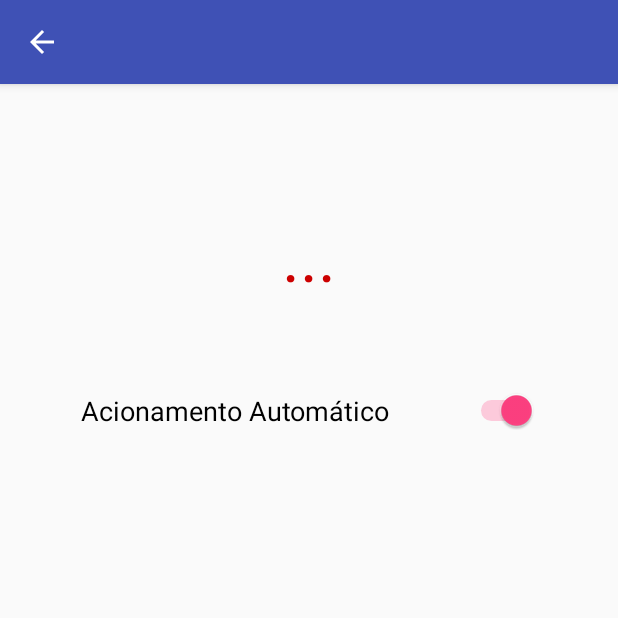
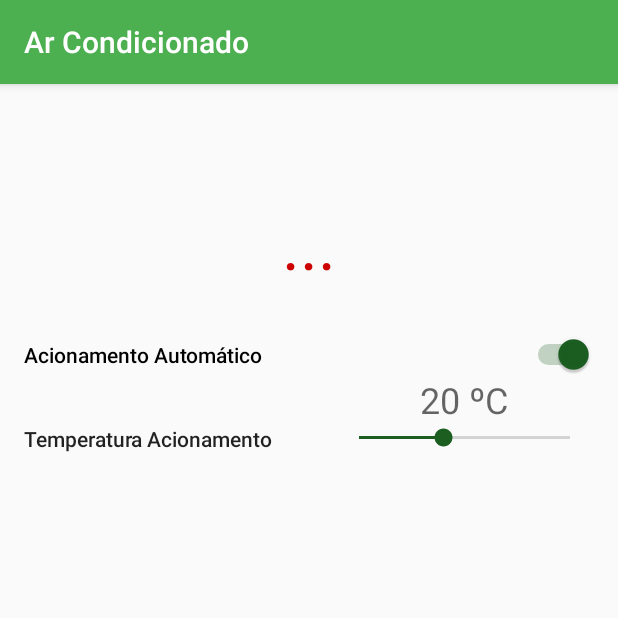
Before and after one commit to brunosavyofs/casa_inteligente, an Android app: the ArCondicionadoActivity screen opened directly, with no data from a screen before it, on a phone screen of 412 x 824 dp, the top half of it. Run offline under Robolectric (Android 15) with nearby library versions, the phone set to English and light mode, and no system bars; libraries missing offline, so code that uses them is left out: org.eclipse.paho; 8 statements that could not run were skipped.

Commit message:
Implementa funcionalidade do alarme no app android.

```diff
--- a/app/src/main/java/com/smarthouse_br/smarthouse/ArCondicionadoActivity.java
+++ b/app/src/main/java/com/smarthouse_br/smarthouse/ArCondicionadoActivity.java
@@ -1,21 +1,25 @@
 package com.smarthouse_br.smarthouse;
 
+import android.content.Context;
+import android.net.NetworkInfo;
+import android.net.wifi.WifiInfo;
+import android.net.wifi.WifiManager;
 import android.support.v7.app.AppCompatActivity;
 import android.os.Bundle;
 import android.util.Log;
 import android.view.View;
 import android.widget.CompoundButton;
+import android.widget.SeekBar;
 import android.widget.Switch;
+import android.widget.TextView;
 
 import com.smarthouse_br.smarthouse.com.smarthouse_br.smarthouse.mqtt.ClienteBroker;
 import com.smarthouse_br.smarthouse.com.smarthouse_br.smarthouse.mqtt.TopicoArStatusCallback;
 import com.smarthouse_br.smarthouse.com.smarthouse_br.smarthouse.mqtt.TopicoArTemperaturaCallback;
 
-import org.eclipse.paho.client.mqttv3.MqttClient;
-
 public class ArCondicionadoActivity extends AppCompatActivity {
     private static final String TAG = "Ar";
-    public static final String TOPICO_AR_STATUS = "casa/ar/status";
+    private static final String SSID_REDE_CASA = "\"WaynetV2\"";
 
     public ClienteBroker client;
 
@@ -43,22 +47,40 @@ public class ArCondicionadoActivity extends AppCompatActivity {
             }
         });
 
+        SeekBar seekTemp = (SeekBar) findViewById(R.id.seekTemperatura);
+        TextView tempAcionamento = (TextView) findViewById(R.id.txtTemperaturaAcionamento);
+        seekTemp.setOnSeekBarChangeListener(new SeekBar.OnSeekBarChangeListener(){
+
+            @Override
+            public void onProgressChanged(SeekBar seekBar, int progress,
+                                          boolean fromUser) {
+                tempAcionamento.setText(String.valueOf(progress) + TopicoArTemperaturaCallback.STRING_GRAUS);
+                if (progress != TopicoArTemperaturaCallback.temperaturaAcionamento) {
+                    TopicoArTemperaturaCallback.temperaturaAcionamento = progress;
+                }
+            }
+
+            @Override
+            public void onStartTrackingTouch(SeekBar seekBar) { }
+
+            @Override
+            public void onStopTrackingTouch(SeekBar seekBar) { }
+        });
+
+        seekTemp.setProgress((int) Math.round(TopicoArTemperaturaCallback.temperaturaAcionamento));
+
     }
 
     public void ligarAr() {
         this.client.publish(new TopicoArStatusCallback(ArCondicionadoActivity.this), TopicoArStatusCallback.STATUS_ON.toString());
-
     }
 
     public void desligarAr() {
         this.client.publish(new TopicoArStatusCallback(ArCondicionadoActivity.this), TopicoArStatusCallback.STATUS_OFF.toString());
-
     }
 
-    public void toggleAcionamentoAutomatico(View view) {
-        Log.d(TAG, "acionei");
-        Switch btnLigarAr = (Switch) findViewById(R.id.btnLigarAr);
-        this.acionamentoAutomatico = btnLigarAr.isChecked();
-        btnLigarAr.toggle();
+    public boolean verificarRedeSemFio() {
+        WifiManager wifiManager = (WifiManager) ArCondicionadoActivity.this.getSystemService(Context.WIFI_SERVICE);
+        return wifiManager.getConnectionInfo().getSSID().equals(this.SSID_REDE_CASA);
     }
 }
--- a/app/src/main/java/com/smarthouse_br/smarthouse/com/smarthouse_br/smarthouse/mqtt/TopicoArStatusCallback.java
+++ b/app/src/main/java/com/smarthouse_br/smarthouse/com/smarthouse_br/smarthouse/mqtt/TopicoArStatusCallback.java
@@ -5,9 +5,7 @@ import android.content.Context;
 import android.graphics.Color;
 import android.util.Log;
 import android.widget.Switch;
-import android.widget.TextSwitcher;
 import android.widget.TextView;
-import android.widget.ToggleButton;
 
 import com.smarthouse_br.smarthouse.ArCondicionadoActivity;
 import com.smarthouse_br.smarthouse.R;
@@ -42,7 +40,7 @@ public class TopicoArStatusCallback extends Activity implements TopicoCallback {
         runOnUiThread(new Runnable(){
             public void run() {
                 ArCondicionadoActivity contextoAr = ((ArCondicionadoActivity) context);
-                TextView txtTemperatura = (TextView) contextoAr.findViewById(R.id.temperatura);
+                TextView txtTemperatura = (TextView) contextoAr.findViewById(R.id.txtStatusAlarme);
                 Switch btnLigarAr = (Switch) contextoAr.findViewById(R.id.btnLigarAr);
 
                 Boolean ligar = (Integer.parseInt(message.toString()) == TopicoArStatusCallback.STATUS_ON);
@@ -58,8 +56,8 @@ public class TopicoArStatusCallback extends Activity implements TopicoCallback {
                         txtTemperatura.setTextColor(Color.RED);
                     }
 
+                    btnLigarAr.setChecked(contextoAr.acionamentoAutomatico);
                     contextoAr.arLigado = !contextoAr.arLigado;
-                    btnLigarAr.setChecked(ligar);
                 }
             }
         });
--- a/app/src/main/java/com/smarthouse_br/smarthouse/com/smarthouse_br/smarthouse/mqtt/TopicoArTemperaturaCallback.java
+++ b/app/src/main/java/com/smarthouse_br/smarthouse/com/smarthouse_br/smarthouse/mqtt/TopicoArTemperaturaCallback.java
@@ -3,7 +3,6 @@ package com.smarthouse_br.smarthouse.com.smarthouse_br.smarthouse.mqtt;
 import android.app.Activity;
 import android.content.Context;
 import android.util.Log;
-import android.widget.ImageView;
 import android.widget.TextView;
 
 import com.smarthouse_br.smarthouse.ArCondicionadoActivity;
@@ -21,7 +20,9 @@ public class TopicoArTemperaturaCallback extends Activity implements TopicoCallb
 
     public static final String ID_TOPICO = "casa/ar/temperatura";
 
-    private static final double TEMPERATURA_ACIONAMENTO = 25.0;
+    public static double temperaturaAcionamento = 20.0;
+
+    public static final String STRING_GRAUS = " ºC";
 
     public TopicoArTemperaturaCallback(Context context) {
         this.context = context;
@@ -38,19 +39,19 @@ public class TopicoArTemperaturaCallback extends Activity implements TopicoCallb
             public void run() {
                 ArCondicionadoActivity contextoAr = ((ArCondicionadoActivity) context);
 
-                TextView txtTemperatura = (TextView) contextoAr.findViewById(R.id.temperatura);
+                TextView txtTemperatura = (TextView) contextoAr.findViewById(R.id.txtStatusAlarme);
 
-                txtTemperatura.setText(message.toString() + "º C");
+                txtTemperatura.setText(message.toString() + STRING_GRAUS);
 
                 double temperatura = Double.parseDouble(message.toString());
                 Log.d(TAG, message.toString());
                 Log.d(TAG, contextoAr.acionamentoAutomatico.toString());
                 Log.d(TAG, contextoAr.arLigado.toString());
-                if (contextoAr.acionamentoAutomatico) {
-                    if (temperatura >= TEMPERATURA_ACIONAMENTO && !contextoAr.arLigado) {
+                if (contextoAr.acionamentoAutomatico && contextoAr.verificarRedeSemFio()) {
+                    if (temperatura >= temperaturaAcionamento && !contextoAr.arLigado) {
                         contextoAr.ligarAr();
                     }
-                    if (temperatura < TEMPERATURA_ACIONAMENTO && contextoAr.arLigado) {
+                    if (temperatura < temperaturaAcionamento && contextoAr.arLigado) {
                         contextoAr.desligarAr();
                     }
                 }
--- a/app/src/main/res/layout/activity_ar_condicionado.xml
+++ b/app/src/main/res/layout/activity_ar_condicionado.xml
@@ -11,28 +11,97 @@
     android:paddingTop="@dimen/activity_vertical_margin"
     tools:context="com.smarthouse_br.smarthouse.ArCondicionadoActivity">
 
-    <TextView
-        android:layout_width="wrap_content"
-        android:layout_height="wrap_content"
-        android:layout_alignParentTop="true"
-        android:layout_centerHorizontal="true"
-        android:layout_marginTop="68dp"
-        android:id="@+id/temperatura"
-        android:textAppearance="@style/TextAppearance.AppCompat.Display2"
-        android:textColor="@android:color/holo_red_dark"
-        android:text="..." />
+    <LinearLayout
+        android:orientation="vertical"
+        android:layout_width="match_parent"
+        android:layout_height="match_parent"
+        android:layout_marginTop="50dp">
 
-    <Switch
-        android:text="Acionamento Automático"
-        android:layout_width="wrap_content"
-        android:layout_height="wrap_content"
-        android:id="@+id/btnLigarAr"
-        android:layout_marginTop="59dp"
-        android:onClick="toggleAcionamentoAutomatico"
-        android:checked="true"
-        android:switchPadding="50dp"
-        android:textSize="18sp"
-        android:layout_below="@+id/temperatura"
-        android:layout_centerHorizontal="true" />
+        <TextView
+            android:layout_width="match_parent"
+            android:layout_height="wrap_content"
+            android:layout_alignParentTop="true"
+            android:layout_centerHorizontal="true"
+            android:layout_marginTop="10dp"
+            android:id="@+id/txtStatusAlarme"
+            android:textAppearance="@style/TextAppearance.AppCompat.Display2"
+            android:textColor="@android:color/holo_red_dark"
+            android:text="..."
+            android:textAlignment="center"
+            android:layout_marginBottom="30dp" />
+
+        <TableLayout
+            android:layout_width="match_parent"
+            android:layout_height="match_parent">
+
+            <TableRow
+                android:layout_width="match_parent"
+                android:layout_height="match_parent" >
+
+                <Switch
+                    android:text="Acionamento Automático"
+                    android:layout_width="match_parent"
+                    android:layout_height="wrap_content"
+                    android:id="@+id/btnLigarAr"
+                    android:onClick="toggleAcionamentoAutomatico"
+                    android:checked="true"
+                    android:switchPadding="0dp"
+                    android:layout_below="@+id/txtStatusAlarme"
+                    android:layout_centerHorizontal="true"
+                    android:layout_weight="1"
+                    android:textAppearance="@style/TextAppearance.AppCompat.Body2"
+                    android:switchTextAppearance="@style/TextAppearance.AppCompat.Button"
+                    android:textSize="14sp" />
+
+            </TableRow>
+
+            <TableRow
+                android:layout_width="match_parent"
+                android:layout_height="match_parent" >
+
+                <TextView
+                    android:layout_width="wrap_content"
+                    android:layout_height="wrap_content"
+                    android:id="@+id/textView4" />
+
+                <TextView
+                    android:text="20 ºC"
+                    android:layout_width="wrap_content"
+                    android:layout_height="wrap_content"
+                    android:id="@+id/txtTemperaturaAcionamento"
+                    android:layout_weight="1"
+                    android:textAppearance="@style/TextAppearance.AppCompat.Display1"
+                    android:textAlignment="center"
+                    android:textSize="24sp" />
+            </TableRow>
+
+            <TableRow
+                android:layout_width="match_parent"
+                android:layout_height="match_parent" >
+
+                <TextView
+                    android:layout_width="wrap_content"
+                    android:layout_height="wrap_content"
+                    android:id="@+id/txtLabelTemp"
+                    android:textAppearance="@style/TextAppearance.AppCompat.Body2"
+                    android:text="Temperatura Acionamento"
+                    android:textSize="14sp" />
+
+                <SeekBar
+                    android:layout_width="wrap_content"
+                    android:layout_height="wrap_content"
+                    android:id="@+id/seekTemperatura"
+                    android:max="50"
+                    android:layout_weight="3" />
+
+            </TableRow>
+
+        </TableLayout>
+
+        <TableRow
+            android:layout_width="match_parent"
+            android:layout_height="match_parent" />
+
+    </LinearLayout>
 
 </RelativeLayout>
--- a/app/src/main/res/values/colors.xml
+++ b/app/src/main/res/values/colors.xml
@@ -1,6 +1,6 @@
 <?xml version="1.0" encoding="utf-8"?>
 <resources>
-    <color name="colorPrimary">#3F51B5</color>
-    <color name="colorPrimaryDark">#303F9F</color>
-    <color name="colorAccent">#FF4081</color>
+    <color name="colorPrimary">#4caf50</color>
+    <color name="colorPrimaryDark">#33691e</color>
+    <color name="colorAccent">#1b5e20</color>
 </resources>
```
Also changed, not shown: app/src/main/AndroidManifest.xml (+16 -2 lines), app/src/main/java/com/smarthouse_br/smarthouse/AlarmeActivity.java (added, +83 -0 lines), app/src/main/java/com/smarthouse_br/smarthouse/GaragemActivity.java (added, +13 -0 lines), app/src/main/java/com/smarthouse_br/smarthouse/MonitoramentoActivity.java (+7 -2 lines), app/src/main/java/com/smarthouse_br/smarthouse/com/smarthouse_br/smarthouse/mqtt/TopicoAlarmeStatusCallback.java (added, +50 -0 lines), app/src/main/res/layout-land/activity_monitoramento.xml (+24 -8 lines), app/src/main/res/layout-port/activity_monitoramento.xml (+17 -7 lines), app/src/main/res/layout/activity_alarme.xml (added, +58 -0 lines), app/src/main/res/layout/activity_garagem.xml (added, +13 -0 lines).
